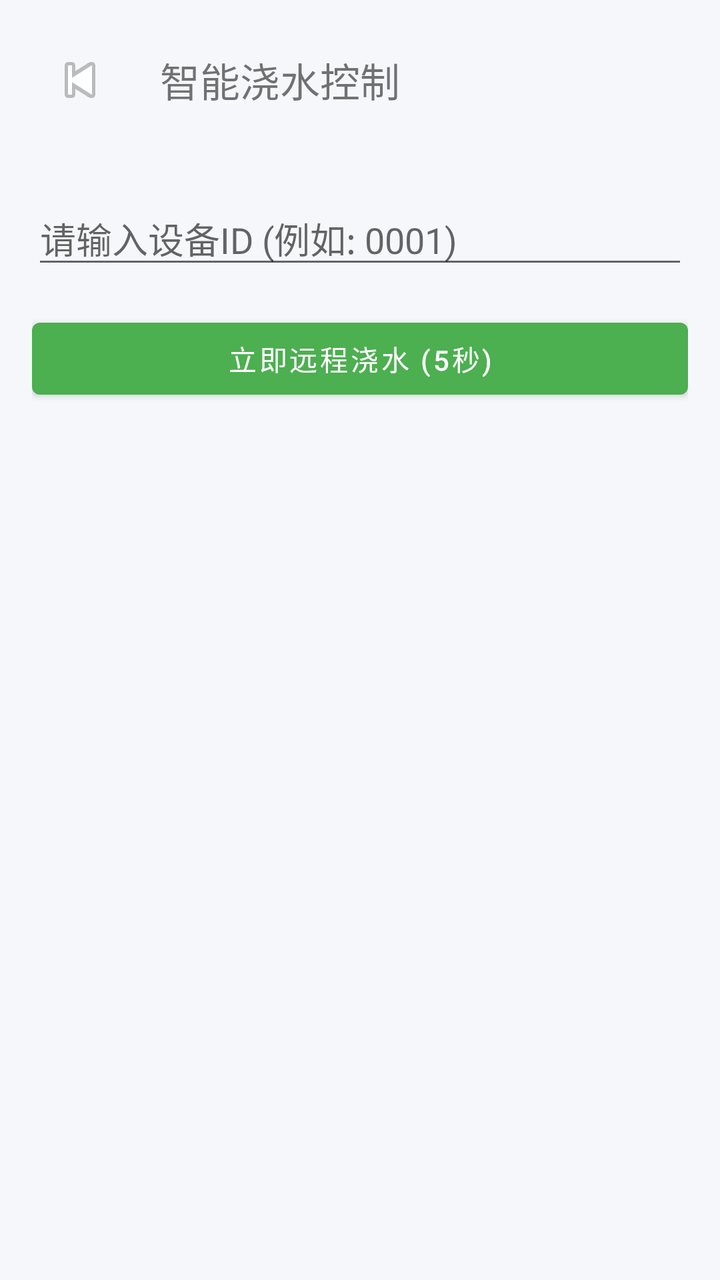
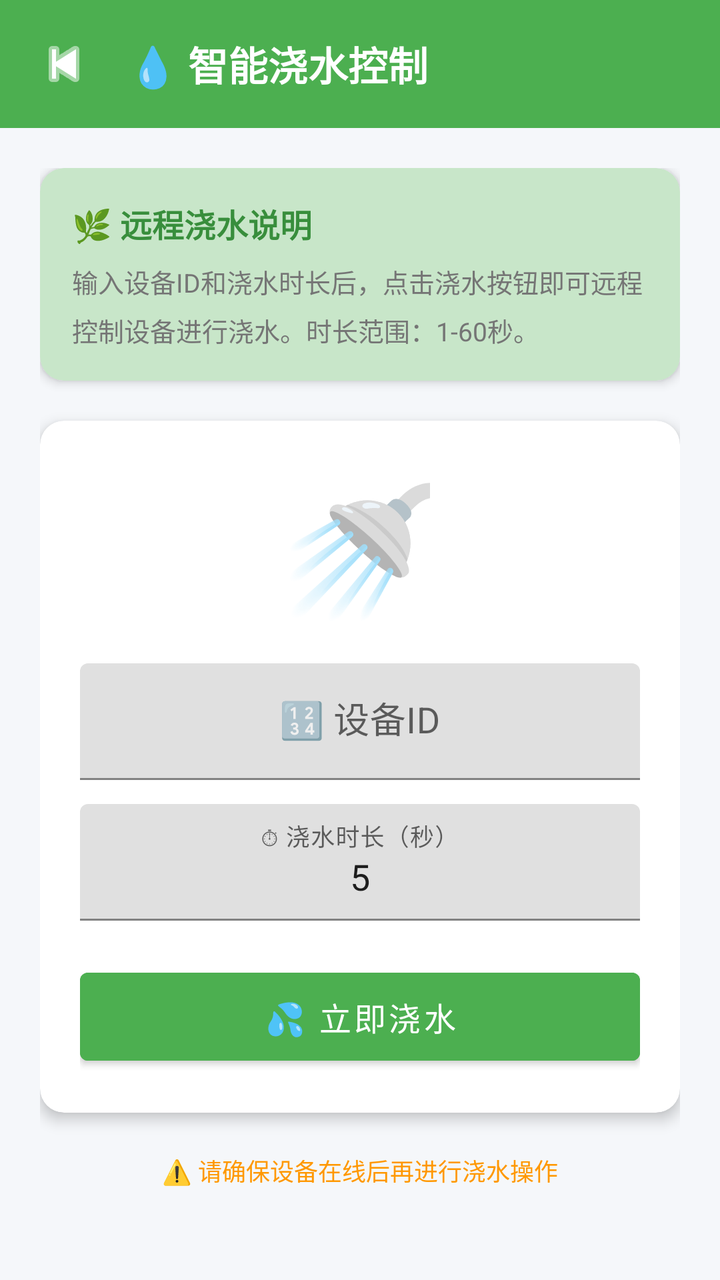

The first picture is an Android layout as it rendered before a commit; the second is the same layout after the commit. The layout source and the unified diff follow.
<!-- AndroidManifest.xml: application theme Theme.Plantbutlerandroid -->
<!-- res/layout/activity_control.xml -->
<?xml version="1.0" encoding="utf-8"?>
<LinearLayout xmlns:android="http://schemas.android.com/apk/res/android"
    android:layout_width="match_parent"
    android:layout_height="match_parent"
    android:orientation="vertical"
    android:padding="16dp">

    <LinearLayout
        android:layout_width="match_parent"
        android:layout_height="wrap_content"
        android:orientation="horizontal"
        android:gravity="center_vertical"
        android:layout_marginBottom="32dp">

        <ImageButton
            android:id="@+id/buttonBack"
            android:layout_width="48dp"
            android:layout_height="48dp"
            android:src="@android:drawable/ic_media_previous"
            android:background="?attr/selectableItemBackgroundBorderless"
            android:contentDescription="返回主页" />

        <TextView
            android:layout_width="wrap_content"
            android:layout_height="wrap_content"
            android:text="智能浇水控制"
            android:textSize="20sp"
            android:layout_marginStart="16dp" />
    </LinearLayout>

    <LinearLayout
        android:layout_width="match_parent"
        android:layout_height="0dp"
        android:layout_weight="1"
        android:gravity="center_horizontal"
        android:orientation="vertical">

        <EditText
            android:id="@+id/editDeviceId"
            android:layout_width="match_parent"
            android:layout_height="wrap_content"
            android:hint="请输入设备ID (例如: 0001)"
            android:layout_marginBottom="16dp" />

        <Button
            android:id="@+id/buttonWater"
            android:layout_width="match_parent"
            android:layout_height="wrap_content"
            android:text="立即远程浇水 (5秒)"
            android:layout_marginBottom="16dp" />
    </LinearLayout>
</LinearLayout>
<!-- resources referenced by this layout -->
<resources>
  <style name="Theme.Plantbutlerandroid" parent="Theme.MaterialComponents.DayNight.NoActionBar">
          
          <item name="colorPrimary">@color/primary_color</item>
          <item name="colorPrimaryVariant">@color/primary_dark</item>
          <item name="colorOnPrimary">@color/white</item>
          
          <item name="colorSecondary">@color/primary_light</item>
          <item name="colorSecondaryVariant">@color/primary_dark</item>
          <item name="colorOnSecondary">@color/black</item>
          
          <item name="android:statusBarColor">@color/primary_dark</item>
          
          <item name="colorAccent">@color/primary_color</item>
          
          <item name="android:windowBackground">@color/background_light</item>
      </style>
  <color name="primary_color">#4CAF50</color>
  <color name="primary_dark">#388E3C</color>
  <color name="white">#FFFFFFFF</color>
  <color name="primary_light">#C8E6C9</color>
  <color name="black">#FF000000</color>
  <color name="background_light">#F5F7FA</color>
</resources>

<!-- the commit's change to res/layout/activity_control.xml (unified diff, before → after) -->
@@ -1,52 +1,163 @@
 <?xml version="1.0" encoding="utf-8"?>
 <LinearLayout xmlns:android="http://schemas.android.com/apk/res/android"
+    xmlns:app="http://schemas.android.com/apk/res-auto"
     android:layout_width="match_parent"
     android:layout_height="match_parent"
     android:orientation="vertical"
-    android:padding="16dp">
+    android:background="@color/background_light">
 
+    
     <LinearLayout
         android:layout_width="match_parent"
         android:layout_height="wrap_content"
         android:orientation="horizontal"
         android:gravity="center_vertical"
-        android:layout_marginBottom="32dp">
+        android:background="@color/primary_color"
+        android:padding="12dp">
 
         <ImageButton
             android:id="@+id/buttonBack"
-            android:layout_width="48dp"
-            android:layout_height="48dp"
+            android:layout_width="40dp"
+            android:layout_height="40dp"
             android:src="@android:drawable/ic_media_previous"
             android:background="?attr/selectableItemBackgroundBorderless"
-            android:contentDescription="返回主页" />
+            android:tint="#FFFFFF"
+            android:contentDescription="返回" />
 
         <TextView
             android:layout_width="wrap_content"
             android:layout_height="wrap_content"
-            android:text="智能浇水控制"
+            android:text="💧 智能浇水控制"
             android:textSize="20sp"
-            android:layout_marginStart="16dp" />
+            android:textStyle="bold"
+            android:textColor="#FFFFFF"
+            android:layout_marginStart="12dp" />
     </LinearLayout>
 
-    <LinearLayout
+    
+    <ScrollView
         android:layout_width="match_parent"
-        android:layout_height="0dp"
-        android:layout_weight="1"
-        android:gravity="center_horizontal"
-        android:orientation="vertical">
+        android:layout_height="match_parent">
 
-        <EditText
-            android:id="@+id/editDeviceId"
+        <LinearLayout
             android:layout_width="match_parent"
             android:layout_height="wrap_content"
-            android:hint="请输入设备ID (例如: 0001)"
-            android:layout_marginBottom="16dp" />
+            android:orientation="vertical"
+            android:padding="20dp">
 
-        <Button
-            android:id="@+id/buttonWater"
-            android:layout_width="match_parent"
-            android:layout_height="wrap_content"
-            android:text="立即远程浇水 (5秒)"
-            android:layout_marginBottom="16dp" />
-    </LinearLayout>
+            
+            <androidx.cardview.widget.CardView
+                android:layout_width="match_parent"
+                android:layout_height="wrap_content"
+                app:cardCornerRadius="12dp"
+                app:cardElevation="3dp"
+                app:cardBackgroundColor="@color/primary_light"
+                android:layout_marginBottom="20dp">
+
+                <LinearLayout
+                    android:layout_width="match_parent"
+                    android:layout_height="wrap_content"
+                    android:orientation="vertical"
+                    android:padding="16dp">
+
+                    <TextView
+                        android:layout_width="wrap_content"
+                        android:layout_height="wrap_content"
+                        android:text="🌿 远程浇水说明"
+                        android:textSize="16sp"
+                        android:textStyle="bold"
+                        android:textColor="@color/primary_dark"
+                        android:layout_marginBottom="8dp" />
+
+                    <TextView
+                        android:layout_width="wrap_content"
+                        android:layout_height="wrap_content"
+                        android:text="输入设备ID和浇水时长后，点击浇水按钮即可远程控制设备进行浇水。时长范围：1-60秒。"
+                        android:textSize="13sp"
+                        android:textColor="@color/text_secondary"
+                        android:lineSpacingMultiplier="1.3" />
+                </LinearLayout>
+            </androidx.cardview.widget.CardView>
+
+            
+            <androidx.cardview.widget.CardView
+                android:layout_width="match_parent"
+                android:layout_height="wrap_content"
+                app:cardCornerRadius="12dp"
+                app:cardElevation="4dp"
+                android:layout_marginBottom="20dp">
+
+                <LinearLayout
+                    android:layout_width="match_parent"
+                    android:layout_height="wrap_content"
+                    android:orientation="vertical"
+                    android:padding="20dp"
+                    android:gravity="center">
+
+                    <TextView
+                        android:layout_width="wrap_content"
+                        android:layout_height="wrap_content"
+                        android:text="🚿"
+                        android:textSize="64sp"
+                        android:layout_marginBottom="16dp" />
+
+                    <com.google.android.material.textfield.TextInputLayout
+                        android:layout_width="match_parent"
+                        android:layout_height="wrap_content"
+                        android:hint="🔢 设备ID"
+                        android:layout_marginBottom="12dp"
+                        app:boxStrokeColor="@color/primary_color"
+                        app:hintTextColor="@color/primary_color">
+
+                        <com.google.android.material.textfield.TextInputEditText
+                            android:id="@+id/editDeviceId"
+                            android:layout_width="match_parent"
+                            android:layout_height="wrap_content"
+                            android:gravity="center"
+                            android:textSize="18sp" />
+
+                    </com.google.android.material.textfield.TextInputLayout>
+
+                    <com.google.android.material.textfield.TextInputLayout
+                        android:layout_width="match_parent"
+                        android:layout_height="wrap_content"
+                        android:hint="⏱ 浇水时长（秒）"
+                        android:layout_marginBottom="20dp"
+                        app:boxStrokeColor="@color/primary_color"
+                        app:hintTextColor="@color/primary_color">
+
+                        <com.google.android.material.textfield.TextInputEditText
+                            android:id="@+id/editDuration"
+                            android:layout_width="match_parent"
+                            android:layout_height="wrap_content"
+                            android:gravity="center"
+                            android:textSize="18sp"
+                            android:inputType="number"
+                            android:text="5" />
+
+                    </com.google.android.material.textfield.TextInputLayout>
+
+                    <Button
+                        android:id="@+id/buttonWater"
+                        android:layout_width="match_parent"
+                        android:layout_height="56dp"
+                        android:text="💦 立即浇水"
+                        android:textSize="16sp"
+                        android:backgroundTint="@color/primary_color" />
+
+                </LinearLayout>
+            </androidx.cardview.widget.CardView>
+
+            
+            <TextView
+                android:layout_width="match_parent"
+                android:layout_height="wrap_content"
+                android:text="⚠️ 请确保设备在线后再进行浇水操作"
+                android:textSize="12sp"
+                android:textColor="@color/warning_color"
+                android:gravity="center" />
+
+        </LinearLayout>
+    </ScrollView>
+
 </LinearLayout>
<!-- resource entries referenced after the edit -->
@@ -20,6 +20,8 @@
   <color name="primary_dark">#388E3C</color>
   <color name="white">#FFFFFFFF</color>
   <color name="primary_light">#C8E6C9</color>
+  <color name="text_secondary">#757575</color>
+  <color name="warning_color">#FF9800</color>
   <color name="black">#FF000000</color>
   <color name="background_light">#F5F7FA</color>
 </resources>
